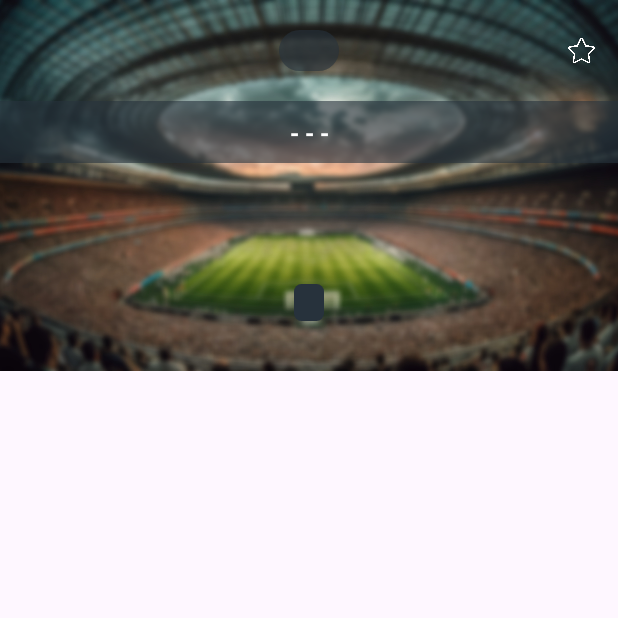
After one commit to BurakKarahan/Fixture_Misli, an Android app: the DetailActivity screen opened directly, with no data from a screen before it, on a phone screen of 412 x 824 dp, the top half of it. The commit adds this screen. Run offline under Robolectric (Android 15) with nearby library versions, the phone set to English and light mode, and no system bars; libraries missing offline, so code that uses them is left out: com.fixture_misli.

Commit message:
Title: Detail page and Fixtures page Description: Detail page created, Fixture sorting issues fixed, Fixture page design improved

```diff
--- a/app/src/main/AndroidManifest.xml
+++ b/app/src/main/AndroidManifest.xml
@@ -2,7 +2,7 @@
 <manifest xmlns:android="http://schemas.android.com/apk/res/android"
     xmlns:tools="http://schemas.android.com/tools">
 
-    <uses-permission android:name="android.permission.INTERNET"/>
+    <uses-permission android:name="android.permission.INTERNET" />
 
     <application
         android:allowBackup="true"
@@ -15,6 +15,9 @@
         android:theme="@style/Theme.Fixture_Misli"
         tools:targetApi="31">
         <activity
+            android:name=".View.DetailActivity"
+            android:exported="false" />
+        <activity
             android:name=".View.MainActivity"
             android:exported="true">
             <intent-filter>
--- a/app/src/main/java/com/example/fixture_misli/Util/Constant.kt
+++ b/app/src/main/java/com/example/fixture_misli/Util/Constant.kt
@@ -2,4 +2,5 @@ package com.example.fixture_misli.Util
 
 object Constant {
     const val BASE_URL: String = "https://apivx.misli.com/api/mobile/v2/statistics/sport/SOCCER/"
+    const val FIXTURE = "fixture"
 }
--- /dev/null
+++ b/app/src/main/java/com/example/fixture_misli/View/DetailActivity.kt
@@ -0,0 +1,124 @@
+package com.example.fixture_misli.View
+
+import androidx.appcompat.app.AppCompatActivity
+import android.os.Bundle
+import android.view.View
+import androidx.core.content.ContextCompat
+import com.example.fixture_misli.Model.FixtureModelParcelable
+import com.example.fixture_misli.R
+import com.example.fixture_misli.Util.Constant
+import com.example.fixture_misli.databinding.ActivityDetailBinding
+import com.example.fixture_misli.databinding.ActivityMainBinding
+import com.fixture_misli.Adapter.ParentAdapter
+import java.text.SimpleDateFormat
+import java.util.Locale
+
+@Suppress("DEPRECATION")
+class DetailActivity : AppCompatActivity() {
+
+    private lateinit var binding: ActivityDetailBinding
+    private var fixtureModel: FixtureModelParcelable? = null
+
+    override fun onCreate(savedInstanceState: Bundle?) {
+        super.onCreate(savedInstanceState)
+        binding = ActivityDetailBinding.inflate(layoutInflater)
+        setContentView(binding.root)
+
+        // TODO: adding favorites will be done
+        binding.ivFavorite.setOnClickListener {
+            binding.ivFavorite.setImageResource(R.drawable.favorite_on_detail)
+        }
+
+        intent?.let {
+            fixtureModel = intent.getParcelableExtra<FixtureModelParcelable>(Constant.FIXTURE)
+        }
+
+        val simpleDateFormatDay = SimpleDateFormat("dd MMMM yyyy", Locale("tr"))
+        val dateString = simpleDateFormatDay.format(fixtureModel?.date ?: 0)
+        val simpleDateFormatHour = SimpleDateFormat("HH:mm")
+        val hourString = simpleDateFormatHour.format(fixtureModel?.date ?: 0)
+
+        ((fixtureModel?.homeTeamName ?: "-") + " - " + (fixtureModel?.awayTeamName
+            ?: "-")).also { binding.tvTeamName.text = it }
+
+        val status = fixtureModel?.st
+        when (status) {
+            1 -> {
+                (hourString + "\n" + dateString).also { binding.tvStatus.text = it }
+                binding.tvScore.visibility = View.GONE
+                binding.cvScoreDetail.visibility = View.GONE
+            }
+
+            2 -> {
+                binding.tvStatus.text = fixtureModel?.min.toString()
+                val colorTvScore = ContextCompat.getColor(this, R.color.red)
+                binding.tvStatus.setTextColor(colorTvScore)
+
+                ((fixtureModel?.homeTeamC ?: 0).toString() + " - " + (fixtureModel?.awayTeamC
+                    ?: 0).toString()).also { binding.tvScore.text = it }
+
+                binding.cvScoreDetail.visibility = View.GONE
+            }
+
+            3 -> {
+                binding.tvStatus.text = fixtureModel?.min.toString()
+                val colorTvScore = ContextCompat.getColor(this, R.color.red)
+                binding.tvStatus.setTextColor(colorTvScore)
+
+                ((fixtureModel?.homeTeamC ?: 0).toString() + " - " + (fixtureModel?.awayTeamC
+                    ?: 0).toString()).also { binding.tvScore.text = it }
+
+                ("İY " + (fixtureModel?.homeTeamHT
+                    ?: 0).toString() + "-" + (fixtureModel?.awayTeamHT
+                    ?: 0).toString()).also { binding.tvScoreDetail.text = it }
+                binding.cvScoreDetail.visibility = View.VISIBLE
+            }
+
+            4 -> {
+                binding.tvStatus.text = "ilk Yarı Sonucu"
+
+                ((fixtureModel?.homeTeamC ?: 0).toString() + " - " + (fixtureModel?.awayTeamC
+                    ?: 0).toString()).also { binding.tvScore.text = it }
+
+                ("İY " + (fixtureModel?.homeTeamHT
+                    ?: 0).toString() + "-" + (fixtureModel?.awayTeamHT
+                    ?: 0).toString()).also { binding.tvScoreDetail.text = it }
+                binding.cvScoreDetail.visibility = View.VISIBLE
+            }
+
+            5, 6 -> {
+                binding.tvStatus.text = "Maç Sonucu"
+
+                ((fixtureModel?.homeTeamC ?: 0).toString() + " - " + (fixtureModel?.awayTeamC
+                    ?: 0).toString()).also { binding.tvScore.text = it }
+
+                ("İY " + (fixtureModel?.homeTeamHT
+                    ?: 0).toString() + "-" + (fixtureModel?.awayTeamHT
+                    ?: 0).toString()).also { binding.tvScoreDetail.text = it }
+                binding.cvScoreDetail.visibility = View.VISIBLE
+            }
+
+            12 -> {
+                binding.tvStatus.text = "Penaltı MS"
+
+                ((fixtureModel?.homeTeamC ?: 0).toString() + " - " + (fixtureModel?.awayTeamC
+                    ?: 0).toString()).also { binding.tvScore.text = it }
+
+                ("İY " + (fixtureModel?.homeTeamHT
+                    ?: 0).toString() + "-" + (fixtureModel?.awayTeamHT ?: 0).toString()
+                        + "   MS " + (fixtureModel?.homeTeamR
+                    ?: 0).toString() + "-" + (fixtureModel?.awayTeamR ?: 0).toString()
+                        + "   PEN " + (fixtureModel?.homeTeamP
+                    ?: 0).toString() + "-" + (fixtureModel?.awayTeamP
+                    ?: 0).toString()).also { binding.tvScoreDetail.text = it }
+                binding.cvScoreDetail.visibility = View.VISIBLE
+            }
+
+            24 -> {
+                binding.tvStatus.text = "Ertelendi"
+                binding.tvScore.text = hourString
+                binding.cvScoreDetail.visibility = View.GONE
+            }
+        }
+    }
+}
--- a/app/src/main/java/com/example/fixture_misli/View/MainActivity.kt
+++ b/app/src/main/java/com/example/fixture_misli/View/MainActivity.kt
@@ -12,9 +12,9 @@ import com.fixture_misli.Adapter.ParentAdapter
 
 class MainActivity : AppCompatActivity() {
 
-    private lateinit var binding : ActivityMainBinding
+    private lateinit var binding: ActivityMainBinding
     private lateinit var viewModel: FixtureViewModel
-    private lateinit var parentAdapter : ParentAdapter
+    private lateinit var parentAdapter: ParentAdapter
 
     override fun onCreate(savedInstanceState: Bundle?) {
         super.onCreate(savedInstanceState)
@@ -33,7 +33,7 @@ class MainActivity : AppCompatActivity() {
     private fun prepareRecyclerView() {
         parentAdapter = ParentAdapter()
         binding.parentRecyclerView.apply {
-            layoutManager = GridLayoutManager(applicationContext,1)
+            layoutManager = GridLayoutManager(applicationContext, 1)
             adapter = parentAdapter
         }
     }
--- a/app/src/main/java/com/example/fixture_misli/ViewModel/FixtureViewModel.kt
+++ b/app/src/main/java/com/example/fixture_misli/ViewModel/FixtureViewModel.kt
@@ -29,7 +29,10 @@ class FixtureViewModel : ViewModel(){
                             break
                         }
                     }
-                    parentList.sortBy { it.to.n }
+                    parentList.sortWith(compareBy({ it.to.p }, { it.to.n }))
+                    for (item in parentList) {
+                        (item.data as ArrayList).sortWith(compareBy({ it.d }, { it.i }))
+                    }
                     fixtureLiveData.value = parentList
                 }
                 else {
--- /dev/null
+++ b/app/src/main/res/layout/activity_detail.xml
@@ -0,0 +1,133 @@
+<?xml version="1.0" encoding="utf-8"?>
+<androidx.constraintlayout.widget.ConstraintLayout xmlns:android="http://schemas.android.com/apk/res/android"
+    xmlns:app="http://schemas.android.com/apk/res-auto"
+    xmlns:tools="http://schemas.android.com/tools"
+    android:layout_width="match_parent"
+    android:layout_height="match_parent"
+    tools:context=".View.DetailActivity">
+
+    <ImageView
+        android:layout_width="match_parent"
+        android:layout_height="0dp"
+        android:scaleType="centerCrop"
+        android:src="@drawable/background"
+        app:layout_constraintEnd_toEndOf="parent"
+        app:layout_constraintHeight_percent="0.3"
+        app:layout_constraintStart_toStartOf="parent"
+        app:layout_constraintTop_toTopOf="parent" />
+
+    <androidx.constraintlayout.widget.ConstraintLayout
+        android:id="@+id/clStatus"
+        android:layout_width="match_parent"
+        android:layout_height="wrap_content"
+        android:layout_marginTop="20dp"
+        app:layout_constraintEnd_toEndOf="parent"
+        app:layout_constraintStart_toStartOf="parent"
+        app:layout_constraintTop_toTopOf="parent">
+
+        <androidx.cardview.widget.CardView
+            android:id="@+id/cvStatus"
+            android:layout_width="wrap_content"
+            android:layout_height="wrap_content"
+            app:cardBackgroundColor="@color/black_transparent"
+            app:cardCornerRadius="20dp"
+            app:layout_constraintEnd_toEndOf="parent"
+            app:layout_constraintStart_toStartOf="parent"
+            app:layout_constraintTop_toTopOf="parent">
+
+            <TextView
+                android:id="@+id/tvStatus"
+                android:layout_width="wrap_content"
+                android:layout_height="wrap_content"
+                android:layout_gravity="center"
+                android:layout_marginLeft="20dp"
+                android:layout_marginTop="5dp"
+                android:layout_marginRight="20dp"
+                android:layout_marginBottom="5dp"
+                android:textAlignment="center"
+                android:textColor="@color/white"
+                android:textSize="12sp"
+                android:textStyle="bold" />
+
+        </androidx.cardview.widget.CardView>
+
+        <ImageView
+            android:id="@+id/ivFavorite"
+            android:layout_width="18dp"
+            android:layout_height="18dp"
+            android:layout_marginEnd="15dp"
+            android:src="@drawable/favorite_off_detail"
+            app:layout_constraintBottom_toBottomOf="parent"
+            app:layout_constraintEnd_toEndOf="parent"
+            app:layout_constraintTop_toTopOf="parent"
+            app:layout_constraintWidth_percent="0.03" />
+
+    </androidx.constraintlayout.widget.ConstraintLayout>
+
+    <androidx.constraintlayout.widget.ConstraintLayout
+        android:id="@+id/clTeamName"
+        android:layout_width="match_parent"
+        android:layout_height="0dp"
+        android:layout_marginTop="20dp"
+        android:background="@color/black_transparent"
+        app:layout_constraintEnd_toEndOf="parent"
+        app:layout_constraintHeight_percent="0.05"
+        app:layout_constraintStart_toStartOf="parent"
+        app:layout_constraintTop_toBottomOf="@+id/clStatus">
+
+        <TextView
+            android:id="@+id/tvTeamName"
+            android:layout_width="match_parent"
+            android:layout_height="wrap_content"
+            android:textAlignment="center"
+            android:textColor="@color/white"
+            android:textSize="16sp"
+            android:textStyle="bold"
+            app:layout_constraintBottom_toBottomOf="parent"
+            app:layout_constraintEnd_toEndOf="parent"
+            app:layout_constraintStart_toStartOf="parent"
+            app:layout_constraintTop_toTopOf="parent" />
+
+    </androidx.constraintlayout.widget.ConstraintLayout>
+
+
+    <TextView
+        android:id="@+id/tvScore"
+        android:layout_width="match_parent"
+        android:layout_height="wrap_content"
+        android:layout_marginTop="20dp"
+        android:textAlignment="center"
+        android:textColor="@color/white"
+        android:textSize="30sp"
+        android:textStyle="bold"
+        app:layout_constraintEnd_toEndOf="parent"
+        app:layout_constraintStart_toStartOf="parent"
+        app:layout_constraintTop_toBottomOf="@+id/clTeamName" />
+
+    <androidx.cardview.widget.CardView
+        android:id="@+id/cvScoreDetail"
+        android:layout_width="wrap_content"
+        android:layout_height="0dp"
+        android:layout_marginTop="20dp"
+        app:cardBackgroundColor="@color/background"
+        app:cardCornerRadius="5dp"
+        app:layout_constraintEnd_toEndOf="parent"
+        app:layout_constraintHeight_percent="0.03"
+        app:layout_constraintStart_toStartOf="parent"
+        app:layout_constraintTop_toBottomOf="@+id/tvScore">
+
+        <TextView
+            android:id="@+id/tvScoreDetail"
+            android:layout_width="wrap_content"
+            android:layout_height="wrap_content"
+            android:layout_gravity="center"
+            android:layout_marginLeft="10dp"
+            android:layout_marginRight="10dp"
+            android:textAlignment="center"
+            android:textColor="@color/white"
+            android:textSize="15sp"
+            android:textStyle="bold" />
+
+    </androidx.cardview.widget.CardView>
+
+</androidx.constraintlayout.widget.ConstraintLayout>
--- a/app/src/main/res/values/colors.xml
+++ b/app/src/main/res/values/colors.xml
@@ -3,5 +3,6 @@
     <color name="black">#FF000000</color>
     <color name="white">#FFFFFFFF</color>
     <color name="background">#27323c</color>
-    <color name="red">#ff0000</color>
+    <color name="red">#D10000</color>
+    <color name="black_transparent">#9927323c</color>
 </resources>
```
Also changed, not shown: app/src/main/java/com/example/fixture_misli/Adapter/ChildAdapter.kt (+86 -51 lines), app/src/main/java/com/example/fixture_misli/Adapter/ParentAdapter.kt (+38 -2 lines), app/src/main/java/com/example/fixture_misli/Model/FixtureModelParcelable.kt (added, +71 -0 lines), app/src/main/res/layout/activity_main.xml (+4 -3 lines), app/src/main/res/layout/child_layout.xml (+65 -54 lines), app/src/main/res/layout/parent_layout.xml (+25 -26 lines), app/src/main/res/drawable/background.jpg (added), app/src/main/res/drawable/favorite_off.png (added), app/src/main/res/drawable/favorite_off_detail.png (added), app/src/main/res/drawable/favorite_on.png (added), app/src/main/res/drawable/favorite_on_detail.png (added).
